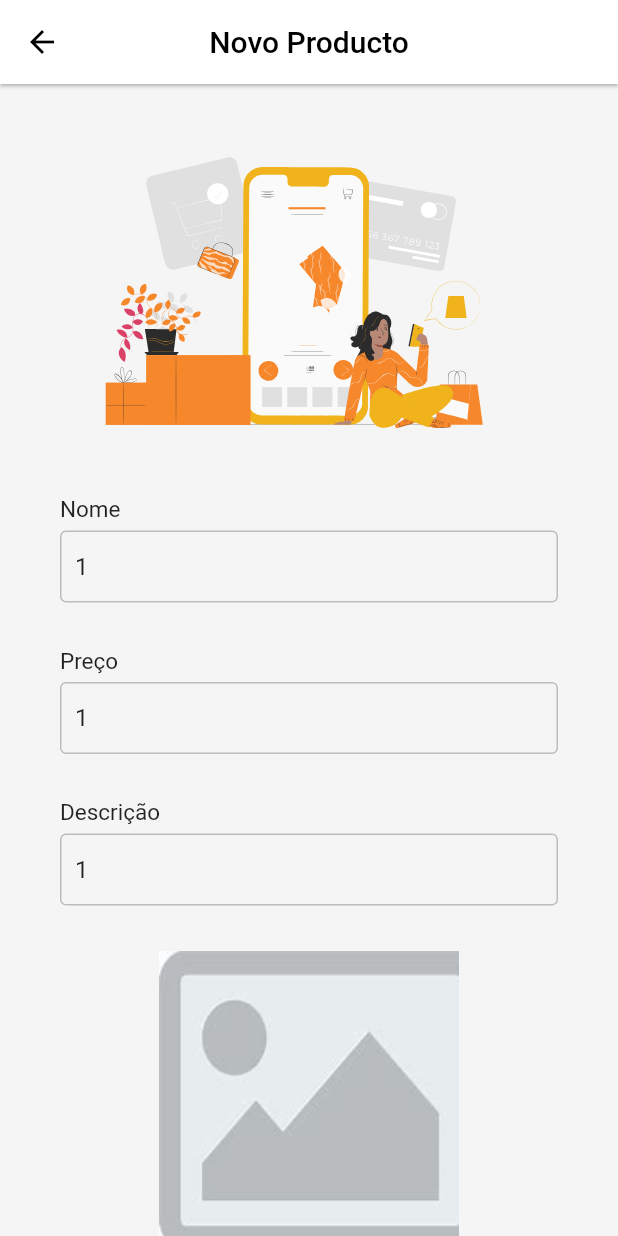
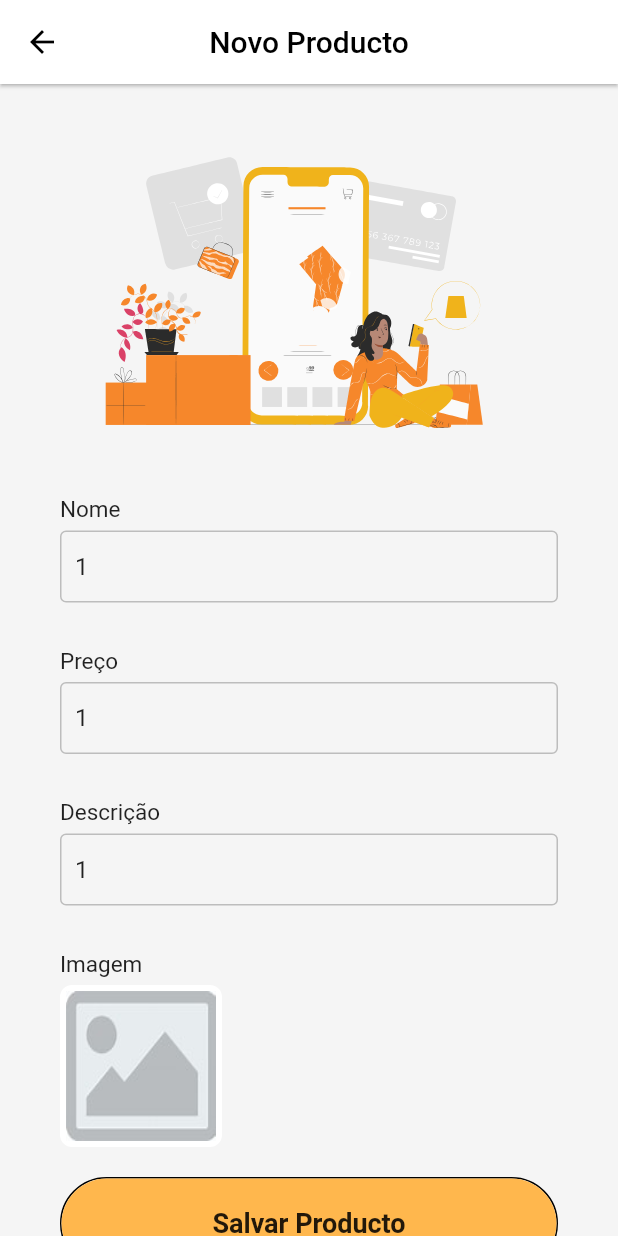
Before and after one commit to CesaltinoFelix/barraca_app, a Flutter app: the NewProductScreen screen opened directly, on a phone screen of 412 x 824 dp. Run offline on Flutter 3.47's test engine with Material 2 defaults, Android fonts, the phone set to English and light mode, and no system bars; our stand-ins replace curved_navigation_bar, flutter_screenutil, image_picker, line_awesome_flutter, lottie, share_plus and 1 more; missing offline and left inert: uno.

Commit message:
updating code: adding image file loader

```diff
--- a/lib/pages/new_product_screen.dart
+++ b/lib/pages/new_product_screen.dart
@@ -15,9 +15,22 @@ class _NewProductScreenState extends State<NewProductScreen> {
   final _formData = <String, Object>{};
   bool _isLoading = false;
   final _formKey = GlobalKey<FormState>();
-  @override
   final uno = Uno();
-  String? image = '';
+  File? _image;
+  final _picker = ImagePicker();
+
+  // Implementing the image picker
+  Future<void> _openImagePicker() async {
+    final XFile? pickedImage =
+        await _picker.pickImage(source: ImageSource.gallery);
+    if (pickedImage != null) {
+      setState(() {
+        _image = File(pickedImage.path);
+        print(pickedImage);
+      });
+      print(pickedImage);
+    }
+  }
 
   void sms() {
 // Make a request for a user with a given ID
@@ -88,8 +101,8 @@ class _NewProductScreenState extends State<NewProductScreen> {
       resizeToAvoidBottomInset: true,
       backgroundColor: Colors.grey.shade100,
       appBar: AppBar(
-        iconTheme: IconThemeData(color: Colors.black),
-        title: Text(
+        iconTheme: const IconThemeData(color: Colors.black),
+        title: const Text(
           "Novo Producto",
           style: TextStyle(color: Colors.black),
         ),
@@ -129,35 +142,38 @@ class _NewProductScreenState extends State<NewProductScreen> {
                               obscureText: false,
                               onSaved: (description) =>
                                   _formData['description'] = description ?? ''),
-                          GestureDetector(
-                            child: image == ''
-                                ? Image.asset(
-                                    "assets/images/image_placeholder.jpg",
-                                    height: 200,
-                                    width: 200,
-                                    fit: BoxFit.fill)
-                                : Image.file(File(''),
-                                    height: 200, width: 200, fit: BoxFit.fill),
-                            onTap: () async {
-                              final ImagePicker picker = ImagePicker();
-// Pick an image.
-                              final XFile? file = await picker
-                                  .pickImage(
-                                source: ImageSource.camera,
-                                imageQuality: 10,
-                              )
-                                  .then((value) {
-                                print(
-                                    '################################################################################# $value');
-                              });
-                              setState(() {});
-                              print(
-                                  '################################################################################# $file');
-                            },
+                          Container(
+                            alignment: Alignment.centerLeft,
+                            child: Column(
+                              crossAxisAlignment: CrossAxisAlignment.start,
+                              children: [
+                                const Text(
+                                  'Imagem',
+                                  style: TextStyle(
+                                      fontSize: 15,
+                                      fontWeight: FontWeight.w400,
+                                      color: Colors.black87),
+                                ),
+                                const SizedBox(
+                                  height: 5,
+                                ),
+                                Container(
+                                  decoration: BoxDecoration(
+                                    border: Border.all(
+                                        width: 4, color: Colors.white),
+                                    borderRadius: const BorderRadius.all(
+                                        Radius.circular(8)),
+                                  ),
+                                  child: GestureDetector(
+                                      child: makeInputImg(),
+                                      onTap: _openImagePicker),
+                                ),
+                              ],
+                            ),
                           ),
-                          makeInput(
-                              label: "Imagem",
-                              onSaved: (img) => _formData['img'] = img ?? ''),
+                          const SizedBox(
+                            height: 20,
+                          )
                         ],
                       ),
                       Column(
@@ -233,34 +249,19 @@ class _NewProductScreenState extends State<NewProductScreen> {
     );
   }
 
-  Widget makeInputImg({label}) {
-    return Column(
-      crossAxisAlignment: CrossAxisAlignment.start,
-      children: <Widget>[
-        Text(
-          label,
-          style: TextStyle(
-              fontSize: 15, fontWeight: FontWeight.w400, color: Colors.black87),
-        ),
-        SizedBox(
-          height: 5,
-        ),
-        TextField(
-          cursorColor: Colors.orange.shade300,
-          decoration: InputDecoration(
-            focusedBorder: OutlineInputBorder(
-                borderSide: BorderSide(color: Colors.orange.shade300)),
-            contentPadding: EdgeInsets.symmetric(vertical: 0, horizontal: 10),
-            enabledBorder: OutlineInputBorder(
-                borderSide: BorderSide(color: Colors.grey.shade400)),
-            border: OutlineInputBorder(
-                borderSide: BorderSide(color: Colors.grey.shade400)),
-          ),
-        ),
-        SizedBox(
-          height: 30,
-        ),
-      ],
-    );
+  Widget makeInputImg() {
+    return _image == null
+        ? Image.asset(
+            height: 100,
+            width: 100,
+            fit: BoxFit.fill,
+            "assets/images/image_placeholder.jpg",
+          )
+        : Image.file(
+            height: 100,
+            width: 100,
+            fit: BoxFit.cover,
+            _image!,
+          );
   }
 }
```
Also changed, not shown: assets/images/image_placeholder.jpg.
